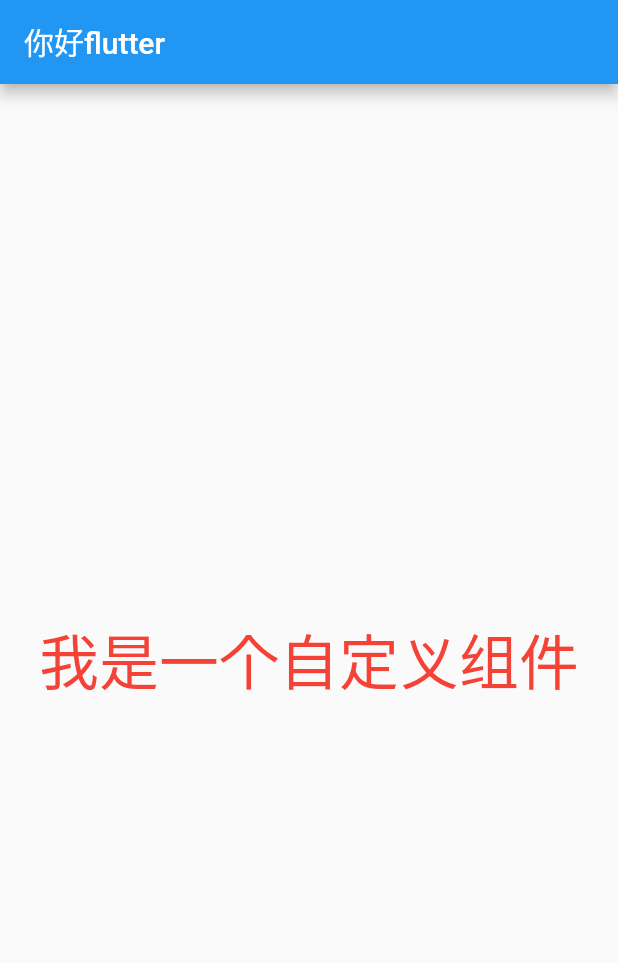
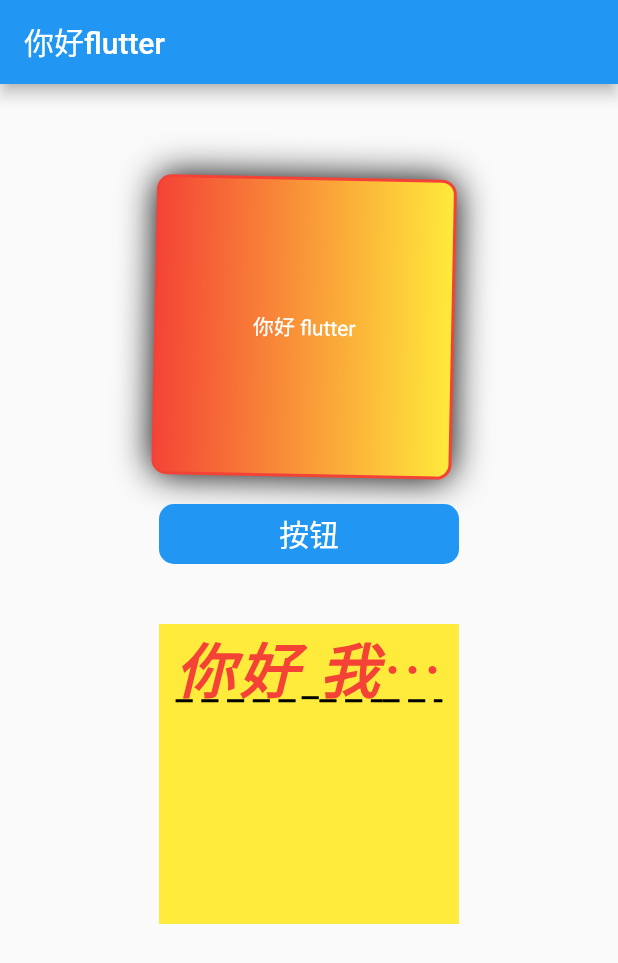
Before and after one commit to chengang7/FlutterProjectStudy, a Flutter app: the screen it shows after launch, on a phone screen of 412 x 824 dp. Shown: the top 963 px of the screen. Run offline on Flutter 3.47's test engine with Material 2 defaults, Android fonts, the phone set to English and light mode, and no system bars.

Commit message:
container 以及 text组件的使用

```diff
--- a/flutter_app02/lib/main.dart
+++ b/flutter_app02/lib/main.dart
@@ -3,26 +3,107 @@ import 'package:flutter/material.dart';
 void main() {
   runApp(MaterialApp(
     home: Scaffold(
-      appBar: AppBar(
-        title: const Text("你好flutter"),
-      ),
-      body: const MyApp(),
-    ),
+        appBar: AppBar(
+          title: const Text("你好flutter"),
+        ),
+        body: Column(
+          children: const [
+            MyApp(),
+            MyButton(),
+            MyText(),
+          ],
+        )),
   ));
 }
 
 class MyApp extends StatelessWidget {
-  const MyApp({super.key});
+  const MyApp({Key? key}) : super(key: key);
 
   @override
   Widget build(BuildContext context) {
-    // TODO: implement build
-    return const Center(
-      child: Text(
-        "我是一个自定义组件",
-        textDirection: TextDirection.ltr,
-        style: TextStyle(color: Colors.red, fontSize: 40),
+    return Center(
+      child: Container(
+        margin: const EdgeInsets.fromLTRB(0, 60, 0, 0),
+        //配置container容器内元素的方位
+        alignment: Alignment.center,
+        width: 200,
+        height: 200,
+        //位移
+        //transform: Matrix4.translationValues(40, 0, 0),
+        //旋转
+        transform: Matrix4.rotationZ(0.02),
+        decoration: BoxDecoration(
+            //背景颜色
+            color: Colors.yellow,
+            //边框
+            border: Border.all(color: Colors.red, width: 2),
+            //配置圆角
+            borderRadius: BorderRadius.circular(10),
+            //配置阴影
+            boxShadow: const [BoxShadow(color: Colors.black, blurRadius: 20)],
+            //配置渐变(线性渐变)
+            gradient:
+                const LinearGradient(colors: [Colors.red, Colors.yellow])),
+
+        child: const Text(
+          "你好 flutter",
+          style: TextStyle(color: Colors.white),
+        ),
       ),
     );
   }
 }
+
+class MyButton extends StatelessWidget {
+  const MyButton({Key? key}) : super(key: key);
+
+  @override
+  Widget build(BuildContext context) {
+    return Container(
+      alignment: Alignment.center,
+      width: 200,
+      height: 40,
+      //EdgeInsets.fromLTRB 指定左上右下的边距
+      //EdgeInsets.all() 指定四周的距离
+      margin: const EdgeInsets.fromLTRB(0, 20, 0, 0),
+      decoration: BoxDecoration(
+          color: Colors.blue, borderRadius: BorderRadius.circular(10)),
+      child: const Text(
+        "按钮",
+        style: TextStyle(color: Colors.white, fontSize: 20),
+      ),
+    );
+  }
+}
+
+class MyText extends StatelessWidget {
+  const MyText({Key? key}) : super(key: key);
+
+  @override
+  Widget build(BuildContext context) {
+    return Container(
+      width: 200,
+      height: 200,
+      margin: const EdgeInsets.fromLTRB(0, 40, 0, 0),
+      decoration: const BoxDecoration(color: Colors.yellow),
+      child: const Text(
+        "你好 我是flutter",
+        textAlign: TextAlign.center,
+        //最大显示行数
+        maxLines: 1,
+        //溢出显示几个点
+        overflow: TextOverflow.ellipsis,
+        style: TextStyle(
+            fontSize: 40,
+            //加粗900
+            fontWeight: FontWeight.w900,
+            color: Colors.red,
+            fontStyle: FontStyle.italic,
+            letterSpacing: 2,
+            decoration: TextDecoration.underline,
+            decorationColor: Colors.black,
+            decorationStyle: TextDecorationStyle.dashed),
+      ),
+    );
+  }
+}
--- /dev/null
+++ b/flutter_app02/lib/main02.dart
@@ -0,0 +1,28 @@
+import 'package:flutter/material.dart';
+
+void main() {
+  runApp(MaterialApp(
+    home: Scaffold(
+      appBar: AppBar(
+        title: const Text("你好flutter"),
+      ),
+      body: const MyApp(),
+    ),
+  ));
+}
+
+class MyApp extends StatelessWidget {
+  const MyApp({super.key});
+
+  @override
+  Widget build(BuildContext context) {
+    // TODO: implement build
+    return const Center(
+      child: Text(
+        "我是一个自定义组件",
+        textDirection: TextDirection.ltr,
+        style: TextStyle(color: Colors.red, fontSize: 40),
+      ),
+    );
+  }
+}
```
